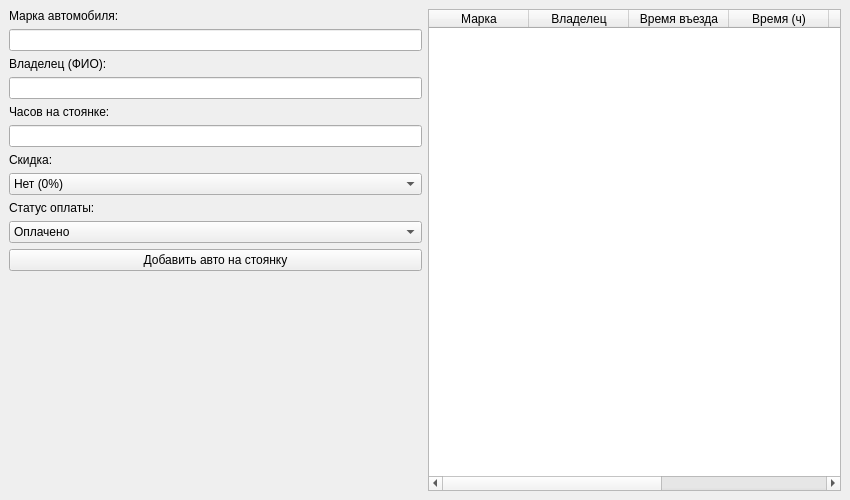
The window that parking.ui (gog-maksim/TAU) describes before a commit, drawn with Qt 5.
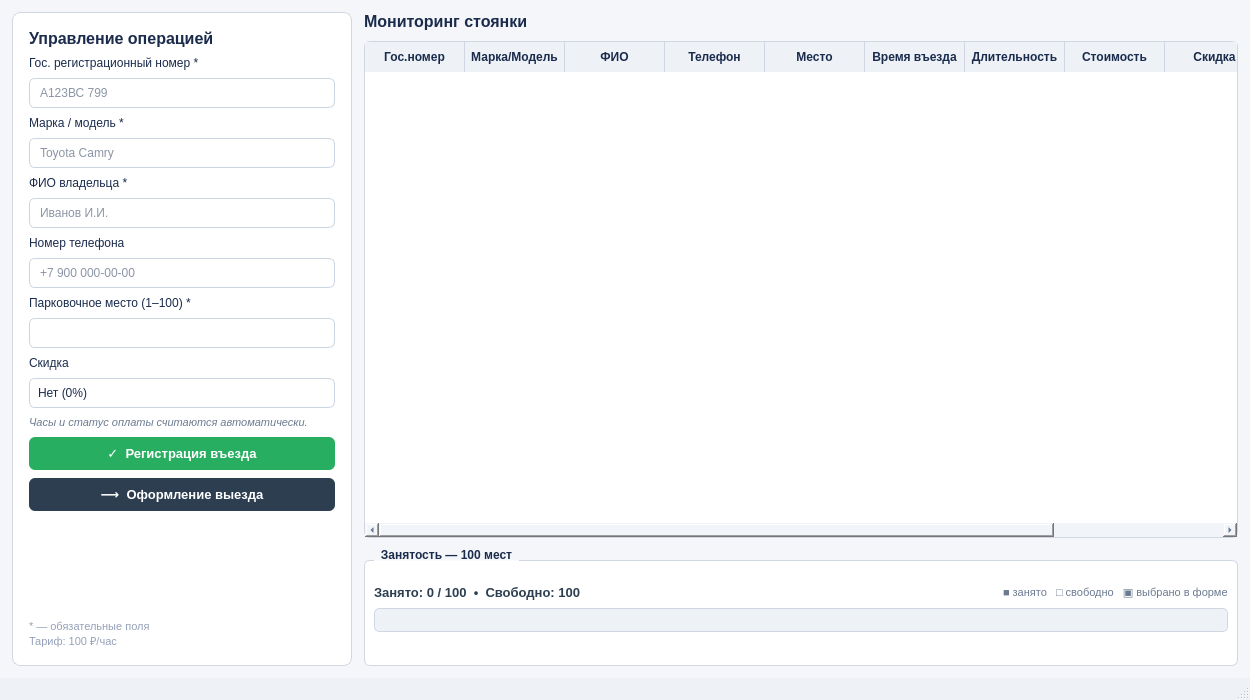
The same window after the commit.

Commit message:
feat: перенести дизайн ТЗ п.7 в основную ветку
- Левая область: госномер, марка/модель, ФИО, телефон, место 1-100, скидка; убраны ручной ввод часов/статуса (авто-расчет)
- Правая область: таблица с длительностью/стоимостью, мониторинг 100 мест (сетка 10x10 + прогресс)
- Диалог выезда по п.7.3 с полным расчетом и оплатой/задолженностью
- Светлая тема: принудительная палитра Fusion + QSS (фикс белый-на-белом при темной системе)
- Миграция parking_base.json -> parking_base_v2.json

The edit to the form file:
```diff
--- a/parking.ui
+++ b/parking.ui
@@ -6,109 +6,423 @@
    <rect>
     <x>0</x>
     <y>0</y>
-    <width>850</width>
-    <height>500</height>
+    <width>1250</width>
+    <height>700</height>
    </rect>
   </property>
   <property name="windowTitle">
-   <string>Программный модуль «Автостоянка»</string>
+   <string>Автостоянка — v2 (ТЗ п.7)</string>
+  </property>
+  <property name="styleSheet">
+   <string notr="true">/* === СВЕТЛАЯ ТЕМА — принудительно читаемый текст === */
+QMainWindow { background: #f4f6f9; }
+QWidget { color: #1a2b4c; }
+QLabel { color: #1a2b4c; }
+QGroupBox { font-weight: bold; color: #1a2b4c; border: 1px solid #d0d7e3; border-radius: 6px; margin-top: 12px; padding-top: 12px; background: white; }
+QGroupBox::title { subcontrol-origin: margin; left: 10px; padding: 0 5px; color: #1a2b4c; }
+QLineEdit { background: white; color: #1a2b4c; border: 1px solid #cbd5e1; border-radius: 6px; padding: 6px 8px; selection-background-color: #d6e4ff; selection-color: #1a2b4c; }
+QLineEdit:focus { border: 1px solid #3b82f6; }
+QComboBox { background: white; color: #1a2b4c; border: 1px solid #cbd5e1; border-radius: 6px; padding: 6px 8px; }
+QComboBox QAbstractItemView { background: white; color: #1a2b4c; selection-background-color: #eef2f7; selection-color: #1a2b4c; border: 1px solid #cbd5e1; }
+QComboBox::drop-down { border: none; width: 24px; }
+QTableWidget { background: white; color: #1a2b4c; border: 1px solid #d0d7e3; border-radius: 6px; gridline-color: #eef2f7; selection-background-color: #e3edff; selection-color: #1a2b4c; alternate-background-color: #f8fafc; }
+QHeaderView::section { background: #eef2f7; color: #1a2b4c; padding: 6px; border: none; border-right: 1px solid #d0d7e3; font-weight: bold; font-size: 12px; }
+QTableWidget::item { color: #1a2b4c; padding: 4px; }
+QTableWidget::item:selected { background: #dbeafe; color: #1a2b4c; }
+QProgressBar { border: 1px solid #d0d7e3; border-radius: 5px; background: #eef2f7; text-align: center; color: #1a2b4c; }
+QProgressBar::chunk { border-radius: 4px; }
+QStatusBar { background: #eef2f7; color: #1a2b4c; }
+QScrollBar:vertical, QScrollBar:horizontal { background: #f1f5f9; border: none; }
+</string>
   </property>
   <widget class="QWidget" name="centralwidget">
-   <layout class="QHBoxLayout" name="horizontalLayout">
+   <layout class="QHBoxLayout" name="mainHLayout">
+    <property name="spacing">
+     <number>12</number>
+    </property>
+    <property name="leftMargin">
+     <number>12</number>
+    </property>
+    <property name="topMargin">
+     <number>12</number>
+    </property>
+    <property name="rightMargin">
+     <number>12</number>
+    </property>
+    <property name="bottomMargin">
+     <number>12</number>
+    </property>
+    <!-- Левая область -->
     <item>
-     <layout class="QVBoxLayout" name="formLayout">
+     <widget class="QFrame" name="leftPanel">
+      <property name="minimumSize">
+       <size>
+        <width>320</width>
+        <height>0</height>
+       </size>
+      </property>
+      <property name="maximumSize">
+       <size>
+        <width>340</width>
+        <height>16777215</height>
+       </size>
+      </property>
+      <property name="frameShape">
+       <enum>QFrame::StyledPanel</enum>
+      </property>
+      <property name="styleSheet">
+       <string notr="true">QFrame#leftPanel { background: white; border: 1px solid #d0d7e3; border-radius: 8px; }</string>
+      </property>
+      <layout class="QVBoxLayout" name="leftLayout">
+       <property name="spacing">
+        <number>8</number>
+       </property>
+       <property name="leftMargin">
+        <number>16</number>
+       </property>
+       <property name="topMargin">
+        <number>16</number>
+       </property>
+       <property name="rightMargin">
+        <number>16</number>
+       </property>
+       <property name="bottomMargin">
+        <number>16</number>
+       </property>
       <item>
-       <widget class="QLabel" name="label_brand">
+        <widget class="QLabel" name="labelLeftTitle">
         <property name="text">
-         <string>Марка автомобиля:</string>
-        </property>
+          <string>Управление операцией</string>
+         </property>
+         <property name="styleSheet">
+          <string notr="true">font-size: 16px; font-weight: bold; color: #1a2b4c;</string>
+         </property>
        </widget>
       </item>
       <item>
-       <widget class="QLineEdit" name="input_brand"/>
+        <widget class="QLabel" name="label_plate">
+         <property name="text">
+          <string>Гос. регистрационный номер *</string>
+         </property>
+        </widget>
       </item>
       <item>
-       <widget class="QLabel" name="label_owner">
+        <widget class="QLineEdit" name="input_plate">
+         <property name="placeholderText">
+          <string>А123ВС 799</string>
+         </property>
+        </widget>
+       </item>
+       <item>
+        <widget class="QLabel" name="label_brand2">
         <property name="text">
-         <string>Владелец (ФИО):</string>
+          <string>Марка / модель *</string>
         </property>
        </widget>
       </item>
       <item>
-       <widget class="QLineEdit" name="input_owner"/>
+        <widget class="QLineEdit" name="input_brand">
+         <property name="placeholderText">
+          <string>Toyota Camry</string>
+         </property>
+        </widget>
       </item>
       <item>
-       <widget class="QLabel" name="label_hours">
+        <widget class="QLabel" name="label_owner2">
         <property name="text">
-         <string>Часов на стоянке:</string>
+          <string>ФИО владельца *</string>
         </property>
        </widget>
       </item>
       <item>
-       <widget class="QLineEdit" name="input_hours"/>
+        <widget class="QLineEdit" name="input_owner">
+         <property name="placeholderText">
+          <string>Иванов И.И.</string>
+         </property>
+        </widget>
       </item>
       <item>
-       <widget class="QLabel" name="label_discount">
+        <widget class="QLabel" name="label_phone">
         <property name="text">
-         <string>Скидка:</string>
+          <string>Номер телефона</string>
+         </property>
+        </widget>
+       </item>
+       <item>
+        <widget class="QLineEdit" name="input_phone">
+         <property name="placeholderText">
+          <string>+7 900 000-00-00</string>
+         </property>
+        </widget>
+       </item>
+       <item>
+        <widget class="QLabel" name="label_place">
+         <property name="text">
+          <string>Парковочное место (1–100) *</string>
+         </property>
+        </widget>
+       </item>
+       <item>
+        <widget class="QComboBox" name="combo_place"/>
+       </item>
+       <item>
+        <widget class="QLabel" name="label_discount2">
+         <property name="text">
+          <string>Скидка</string>
         </property>
        </widget>
       </item>
       <item>
        <widget class="QComboBox" name="combo_discount">
-        <item><property name="text"><string>Нет (0%)</string></property></item>
-        <item><property name="text"><string>Пенсионер (10%)</string></property></item>
-        <item><property name="text"><string>Постоянный клиент (20%)</string></property></item>
-       </widget>
+         <item>
+          <property name="text">
+           <string>Нет (0%)</string>
+          </property>
       </item>
       <item>
-       <widget class="QLabel" name="label_status">
         <property name="text">
-         <string>Статус оплаты:</string>
-        </property>
+           <string>Пенсионер (10%)</string>
+          </property>
+         </item>
+         <item>
+          <property name="text">
+           <string>Постоянный клиент (20%)</string>
+          </property>
+         </item>
+         <item>
+          <property name="text">
+           <string>Ветеран (50%)</string>
+          </property>
+         </item>
        </widget>
       </item>
       <item>
-       <widget class="QComboBox" name="combo_status">
-        <item><property name="text"><string>Оплачено</string></property></item>
-        <item><property name="text"><string>Задолженность</string></property></item>
+        <widget class="QLabel" name="label_hint">
+         <property name="text">
+          <string>Часы и статус оплаты считаются автоматически.</string>
+         </property>
+         <property name="styleSheet">
+          <string notr="true">color: #6b7a90; font-size: 11px; font-style: italic;</string>
+         </property>
+         <property name="wordWrap">
+          <bool>true</bool>
+         </property>
        </widget>
       </item>
       <item>
        <widget class="QPushButton" name="btn_add">
         <property name="text">
-         <string>Добавить авто на стоянку</string>
-        </property>
+          <string>✓  Регистрация въезда</string>
+         </property>
+         <property name="styleSheet">
+          <string notr="true">QPushButton { background-color: #27ae60; color: white; font-weight: bold; font-size: 13px; border-radius: 6px; padding: 8px; } QPushButton:hover { background-color: #219653; }</string>
+         </property>
        </widget>
       </item>
       <item>
-       <spacer name="verticalSpacer">
+        <widget class="QPushButton" name="btn_remove">
+         <property name="minimumHeight">
+          <number>42</number>
+         </property>
+         <property name="text">
+          <string>⟶  Оформление выезда</string>
+         </property>
+         <property name="styleSheet">
+          <string notr="true">QPushButton { background-color: #2c3e50; color: white; font-weight: bold; font-size: 13px; border-radius: 6px; padding: 8px; } QPushButton:hover { background-color: #1a252f; }</string>
+         </property>
+        </widget>
+       </item>
+       <item>
+        <spacer name="verticalSpacerLeft">
         <property name="orientation">
          <enum>Qt::Vertical</enum>
         </property>
         <property name="sizeHint" stdset="0">
          <size>
           <width>20</width>
-          <height>40</height>
+           <height>10</height>
          </size>
         </property>
        </spacer>
       </item>
-     </layout>
+       <item>
+        <widget class="QLabel" name="label_info">
+         <property name="text">
+          <string>* — обязательные поля
+Тариф: 100 ₽/час</string>
+         </property>
+         <property name="styleSheet">
+          <string notr="true">color: #95a0b8; font-size: 11px;</string>
+         </property>
+        </widget>
+       </item>
+      </layout>
+     </widget>
+    </item>
+    <!-- Правая область -->
+    <item>
+     <layout class="QVBoxLayout" name="rightLayout">
+      <property name="spacing">
+       <number>10</number>
+      </property>
+      <item>
+       <widget class="QLabel" name="labelRightTitle">
+        <property name="text">
+         <string>Мониторинг стоянки</string>
+        </property>
+        <property name="styleSheet">
+         <string notr="true">font-size: 16px; font-weight: bold; color: #1a2b4c;</string>
+        </property>
+       </widget>
     </item>
     <item>
      <widget class="QTableWidget" name="tableCars">
-      <column><property name="text"><string>Марка</string></property></column>
-      <column><property name="text"><string>Владелец</string></property></column>
-      <column><property name="text"><string>Время въезда</string></property></column>
-      <column><property name="text"><string>Время (ч)</string></property></column>
-      <column><property name="text"><string>Стоимость</string></property></column>
-      <column><property name="text"><string>Скидка</string></property></column>
-      <column><property name="text"><string>Статус</string></property></column>
-     </widget>
-    </item>
-   </layout>
-  </widget>
+        <property name="minimumHeight">
+         <number>280</number>
+        </property>
+        <property name="alternatingRowColors">
+         <bool>true</bool>
+        </property>
+        <column>
+         <property name="text">
+          <string>Гос.номер</string>
+         </property>
+        </column>
+        <column>
+         <property name="text">
+          <string>Марка/Модель</string>
+         </property>
+        </column>
+        <column>
+         <property name="text">
+          <string>ФИО</string>
+         </property>
+        </column>
+        <column>
+         <property name="text">
+          <string>Телефон</string>
+         </property>
+        </column>
+        <column>
+         <property name="text">
+          <string>Место</string>
+         </property>
+        </column>
+        <column>
+         <property name="text">
+          <string>Время въезда</string>
+         </property>
+        </column>
+        <column>
+         <property name="text">
+          <string>Длительность</string>
+         </property>
+        </column>
+        <column>
+         <property name="text">
+          <string>Стоимость</string>
+         </property>
+        </column>
+        <column>
+         <property name="text">
+          <string>Скидка</string>
+         </property>
+        </column>
+        <column>
+         <property name="text">
+          <string>Статус</string>
+         </property>
+        </column>
+       </widget>
+      </item>
+      <item>
+       <widget class="QGroupBox" name="groupMonitoring">
+        <property name="title">
+         <string>Занятость — 100 мест</string>
+        </property>
+        <property name="styleSheet">
+         <string notr="true">QGroupBox { background: white; }</string>
+        </property>
+        <layout class="QVBoxLayout" name="monitoringLayout">
+         <property name="spacing">
+          <number>6</number>
+         </property>
+         <item>
+          <layout class="QHBoxLayout" name="occupancyRow">
+           <item>
+            <widget class="QLabel" name="label_occupancy">
+             <property name="text">
+              <string>Занято: 0 / 100  •  Свободно: 100</string>
+             </property>
+             <property name="styleSheet">
+              <string notr="true">font-weight: bold; font-size: 13px; color: #2c3e50;</string>
+             </property>
+            </widget>
+           </item>
+           <item>
+            <spacer name="hSpacerOcc">
+             <property name="orientation">
+              <enum>Qt::Horizontal</enum>
+             </property>
+             <property name="sizeHint" stdset="0">
+              <size>
+               <width>40</width>
+               <height>20</height>
+              </size>
+             </property>
+            </spacer>
+           </item>
+           <item>
+            <widget class="QLabel" name="label_legend">
+             <property name="text">
+              <string>■ занято   □ свободно   ▣ выбрано в форме</string>
+             </property>
+             <property name="styleSheet">
+              <string notr="true">color: #6b7a90; font-size: 11px;</string>
+             </property>
+            </widget>
+           </item>
+          </layout>
+         </item>
+         <item>
+          <widget class="QProgressBar" name="progressOccupancy">
+           <property name="maximum">
+            <number>100</number>
+           </property>
+           <property name="value">
+            <number>0</number>
+           </property>
+           <property name="textVisible">
+            <bool>false</bool>
+           </property>
+           <property name="maximumHeight">
+            <number>10</number>
+           </property>
+           <property name="styleSheet">
+            <string notr="true">QProgressBar { border: 1px solid #d0d7e3; border-radius: 5px; background: #eef2f7; } QProgressBar::chunk { background: #27ae60; border-radius: 4px; }</string>
+           </property>
+          </widget>
+         </item>
+         <item>
+          <widget class="QWidget" name="gridContainer">
+           <property name="minimumHeight">
+            <number>220</number>
+           </property>
+           <layout class="QGridLayout" name="gridParking">
+            <property name="spacing">
+             <number>4</number>
+            </property>
+           </layout>
+          </widget>
+         </item>
+        </layout>
+       </widget>
+      </item>
+     </layout>
+    </item>
+   </layout>
+  </widget>
+  <widget class="QStatusBar" name="statusbar"/>
  </widget>
  <resources/>
  <connections/>
```
Left out of the diff: 3 changed lines with no effect on the pictures. Lines whose indentation alone changed are shown as unchanged. The commit also changes 1 other file.
